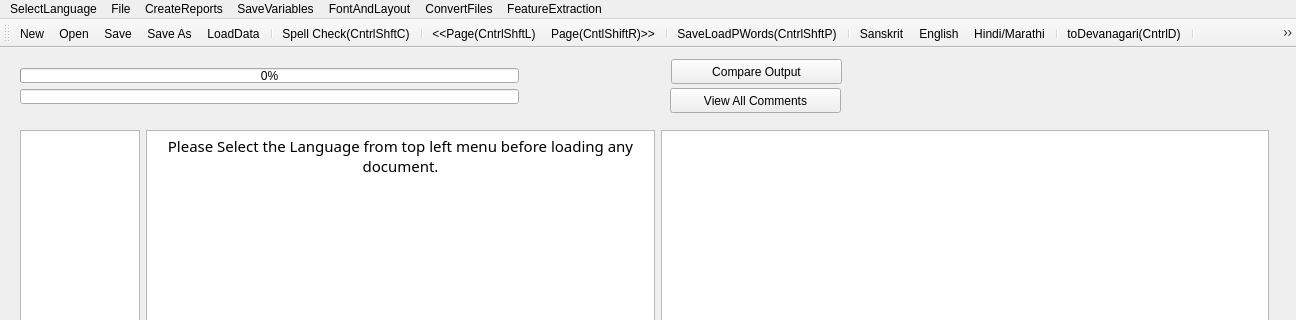
Qt form FrameWorkCode/mainwindow.ui (venkatapathy/OpenOCRCorrect-dev) before a commit; both pictures show x 0 to 1296 and y 0 to 320 of the 1296 by 708 pixel window.
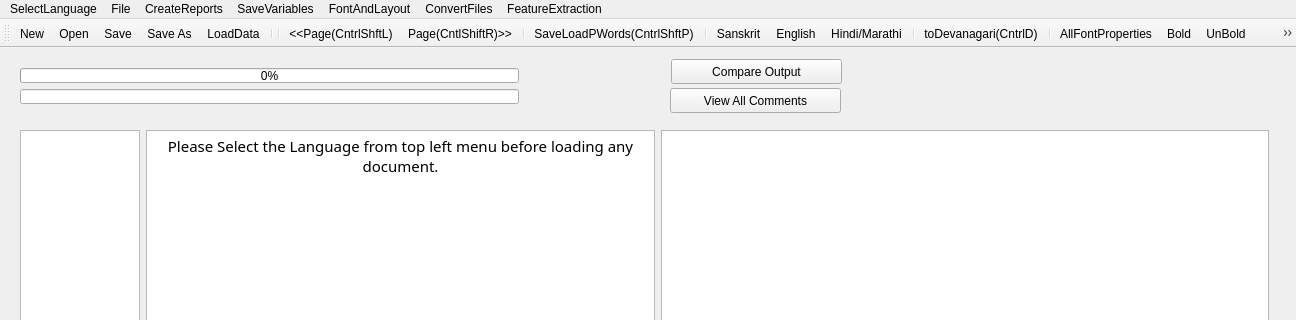
The same form after that commit. Icons and pictures are not drawn.

Commit message: removed spell check button

```diff
--- a/FrameWorkCode/mainwindow.ui
+++ b/FrameWorkCode/mainwindow.ui
@@ -304,7 +304,6 @@
    <addaction name="actionSave_As"/>
    <addaction name="actionLoadData"/>
    <addaction name="separator"/>
-   <addaction name="actionSpell_Check"/>
    <addaction name="separator"/>
    <addaction name="actionLoad_Prev_Page"/>
    <addaction name="actionLoad_Next_Page"/>
```
The commit also changes 1 other file.
